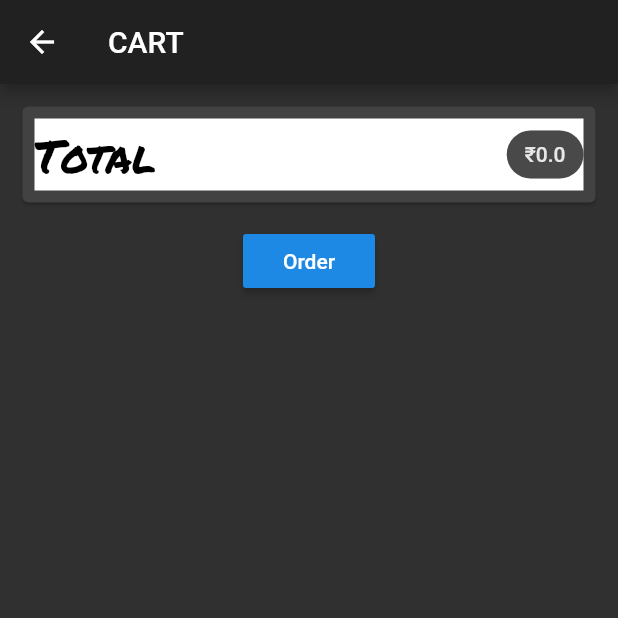
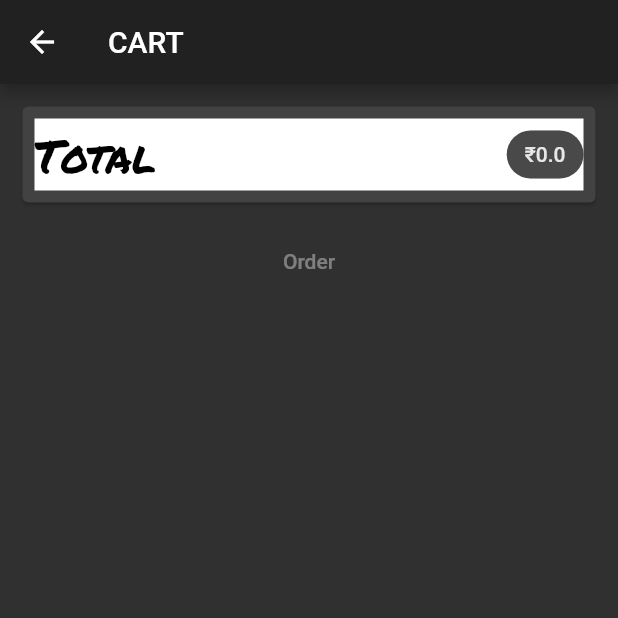
Before and after one commit to bhutianimukul/Shooping-APP, a Flutter app: the CartScreen screen opened by its route, on a phone screen of 412 x 824 dp, the top half of it. Run offline on Flutter 3.47's test engine with Material 2 defaults, Android fonts, the phone set to English and light mode, and no system bars; network calls fail.

```diff
--- /dev/null
+++ b/shop/lib/Models/httpException.dart
@@ -0,0 +1,7 @@
+class HttpException implements Exception{
+  final String msg;
+  HttpException(this.msg);
+  String toString(){
+    return msg;
+  }
+}
--- a/shop/lib/Screens/cart_screen.dart
+++ b/shop/lib/Screens/cart_screen.dart
@@ -38,14 +38,7 @@ class CartScreen extends StatelessWidget {
             ),
           ),
           Container(
-              child: RaisedButton(
-            onPressed: () {
-              Provider.of<Orders>(context, listen: false)
-                  .addOrder(providerData.items.values.toList(), sum);
-              providerData.clearCart();
-            },
-            child: Text("Order"),
-          )),
+              child: OrderButton(sum: sum, providerData: providerData)),
           SizedBox(
             height: 10,
           ),
@@ -65,3 +58,43 @@ class CartScreen extends StatelessWidget {
     );
   }
 }
+
+class OrderButton extends StatefulWidget {
+  const OrderButton({
+    Key key,
+    @required this.sum,
+    @required this.providerData,
+  }) : super(key: key);
+
+  final double sum;
+  final Cart providerData;
+
+  @override
+  _OrderButtonState createState() => _OrderButtonState();
+}
+
+class _OrderButtonState extends State<OrderButton> {
+  var isLoading=false;
+  @override
+  Widget build(BuildContext context) {
+    return TextButton(
+
+            onPressed: (widget.sum<=0|| isLoading )?null: () async {
+              setState(() {
+                              isLoading=true;
+                            });
+    try{
+    await Provider.of<Orders>(context, listen: false)
+        .addOrder(widget.providerData.items.values.toList(), widget.sum);
+       setState(() {
+                              isLoading=false;
+                            });
+    widget.providerData.clearCart();
+    }catch(error){
+
+    }
+            },
+            child: isLoading? CircularProgressIndicator(): Text("Order"),
+          );
+  }
+}
```
Also changed, not shown: shop/lib/Providers/order.dart (+24 -3 lines), shop/lib/Providers/products_provider.dart (+35 -3 lines), shop/lib/Screens/edit_product_Screen.dart (+10 -15 lines), shop/lib/Screens/user_products_screen.dart (+6 -1 lines), shop/lib/Widgets/user_product_item.dart (+9 -2 lines).
